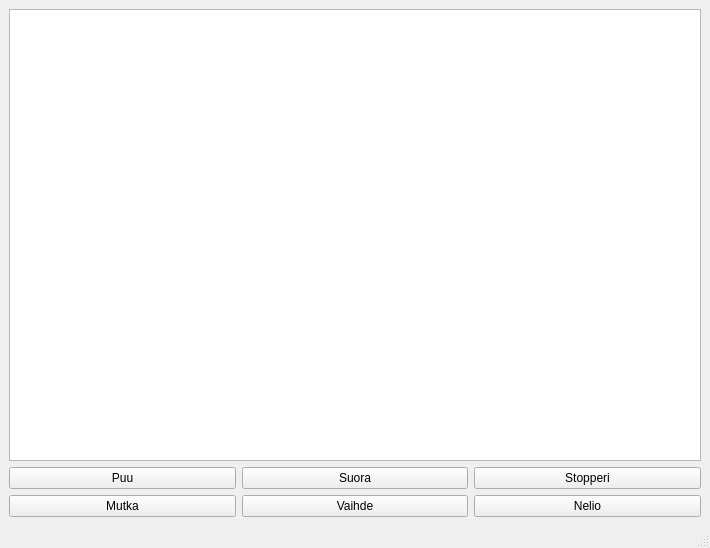
First picture: the form in Junarata.ui, repository OssiGalkin/Pienoisrautatie, before the edit.
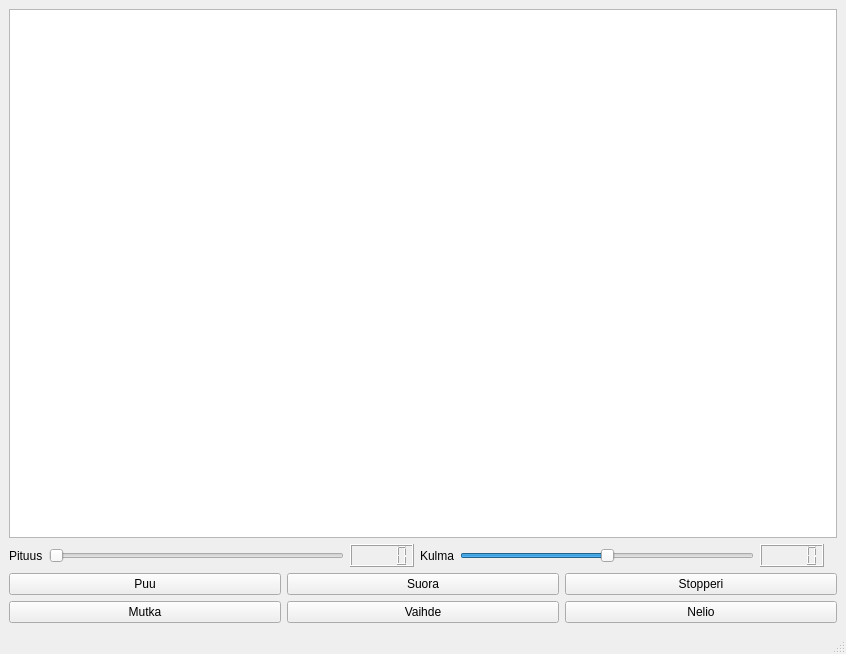
Second picture: the form after the edit. Icons and pictures are not drawn.

Patch:
```diff
--- a/Junarata.ui
+++ b/Junarata.ui
@@ -6,8 +6,8 @@
    <rect>
     <x>0</x>
     <y>0</y>
-    <width>710</width>
-    <height>548</height>
+    <width>846</width>
+    <height>654</height>
    </rect>
   </property>
   <property name="windowTitle">
@@ -24,7 +24,68 @@
       <item>
        <layout class="QHBoxLayout" name="horizontalLayout_2">
         <item>
-         <widget class="QGraphicsView" name="graphicsView"/>
+         <layout class="QVBoxLayout" name="verticalLayout_2">
+          <item>
+           <widget class="QGraphicsView" name="graphicsView"/>
+          </item>
+          <item>
+           <layout class="QHBoxLayout" name="horizontalLayout_4">
+            <item>
+             <widget class="QLabel" name="label_2">
+              <property name="text">
+               <string>Pituus</string>
+              </property>
+             </widget>
+            </item>
+            <item>
+             <widget class="QSlider" name="SliderPituus">
+              <property name="minimum">
+               <number>1</number>
+              </property>
+              <property name="maximum">
+               <number>300</number>
+              </property>
+              <property name="orientation">
+               <enum>Qt::Horizontal</enum>
+              </property>
+             </widget>
+            </item>
+            <item>
+             <widget class="QLCDNumber" name="lcdNumber"/>
+            </item>
+            <item>
+             <widget class="QLabel" name="label">
+              <property name="text">
+               <string>Kulma</string>
+              </property>
+             </widget>
+            </item>
+            <item>
+             <widget class="QSlider" name="SliderKulma">
+              <property name="minimum">
+               <number>-628</number>
+              </property>
+              <property name="maximum">
+               <number>628</number>
+              </property>
+              <property name="orientation">
+               <enum>Qt::Horizontal</enum>
+              </property>
+             </widget>
+            </item>
+            <item>
+             <widget class="QLCDNumber" name="lcdNumber_2"/>
+            </item>
+            <item>
+             <widget class="QLabel" name="label_3">
+              <property name="text">
+               <string/>
+              </property>
+             </widget>
+            </item>
+           </layout>
+          </item>
+         </layout>
         </item>
        </layout>
       </item>
```
Left out of the diff: 2 changed lines with no effect on the pictures.
